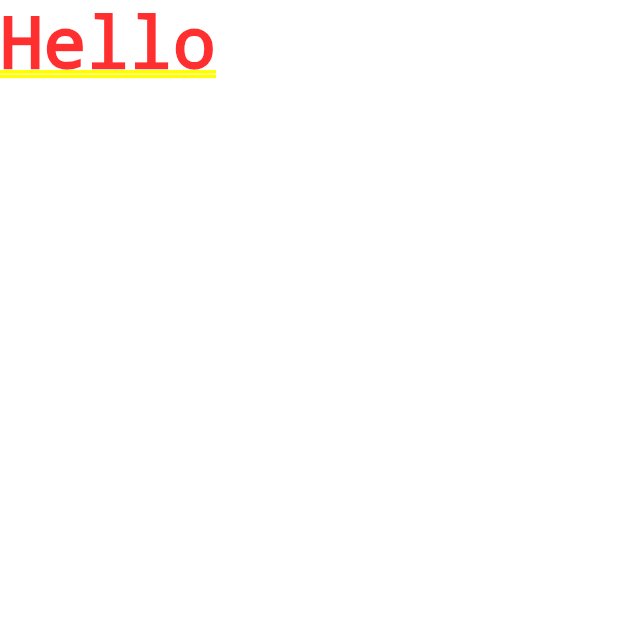
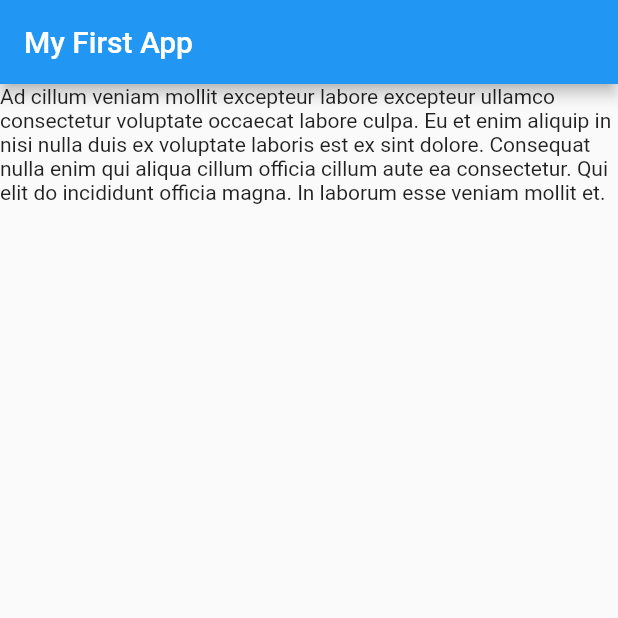
Before and after one commit to bintangDiyantoro/learnflutter, a Flutter app: the screen it shows after launch, on a phone screen of 412 x 824 dp, the top half of it. Run offline on Flutter 3.47's test engine with Material 2 defaults, Android fonts, the phone set to English and light mode, and no system bars.

Commit message:
Scaffolding (app & body)

```diff
--- a/lib/main.dart
+++ b/lib/main.dart
@@ -4,7 +4,15 @@ void main() => runApp(MyFirstApp());
 
 class MyFirstApp extends StatelessWidget {
   @override
-  Widget build(BuildContext context){
-    return MaterialApp(home: Text('Hello'));
+  Widget build(BuildContext context) {
+    return MaterialApp(
+      home: Scaffold(
+        appBar: AppBar(
+          title: Text('My First App'),
+        ),
+        body: Text(
+            'Ad cillum veniam mollit excepteur labore excepteur ullamco consectetur voluptate occaecat labore culpa. Eu et enim aliquip in nisi nulla duis ex voluptate laboris est ex sint dolore. Consequat nulla enim qui aliqua cillum officia cillum aute ea consectetur. Qui elit do incididunt officia magna. In laborum esse veniam mollit et.'),
+      ),
+    );
   }
 }
```
